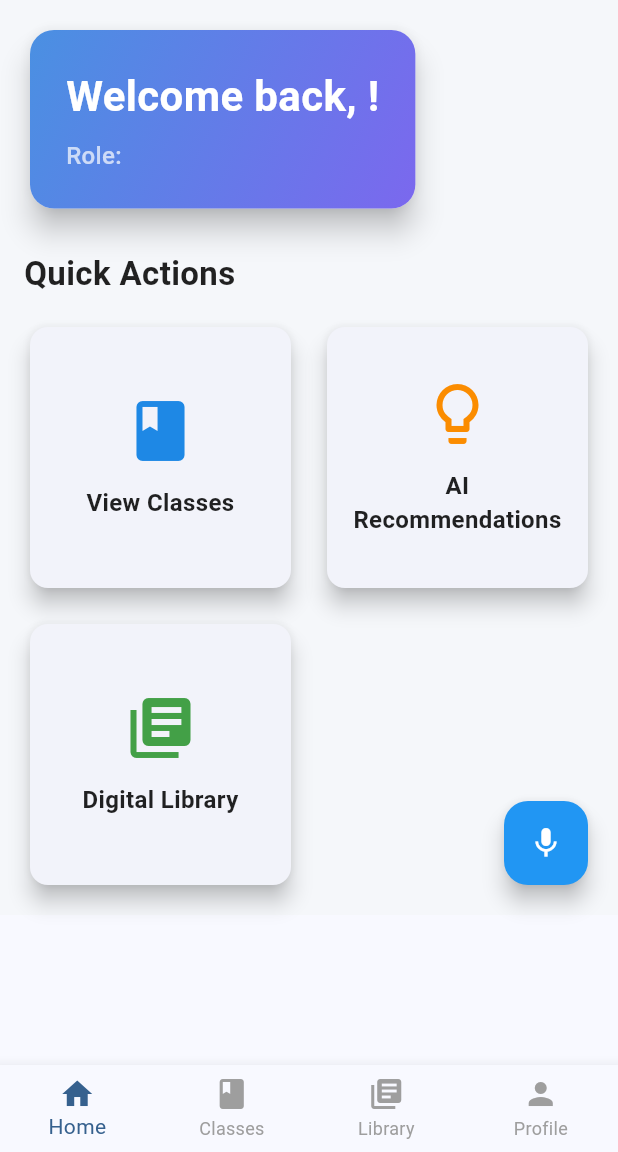
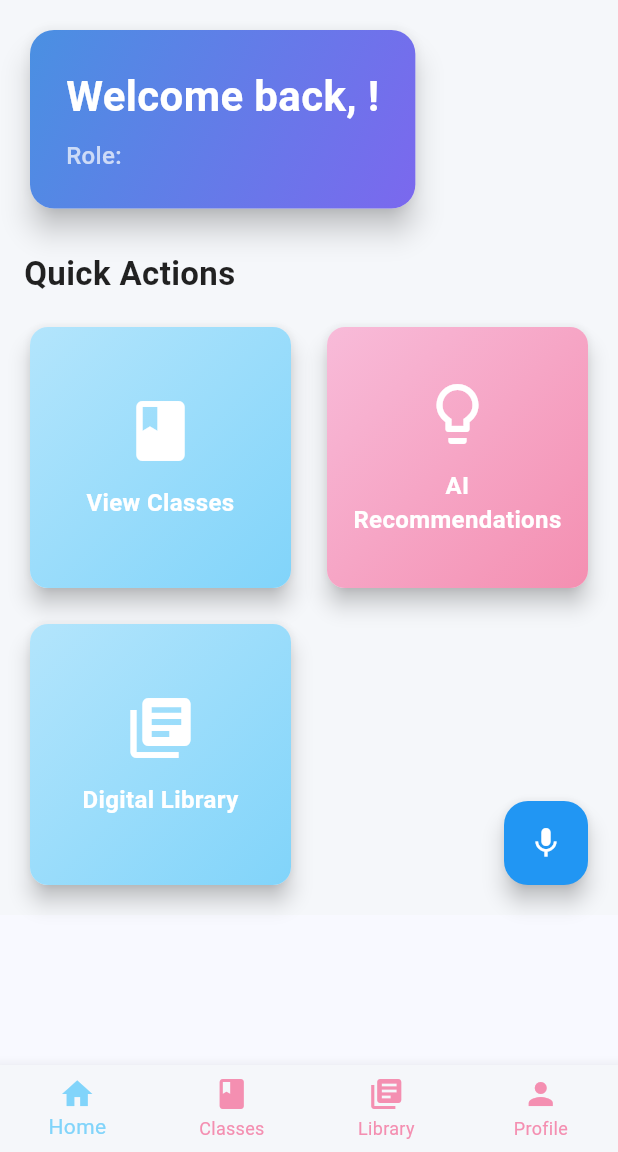
Before and after one commit to Afriyaniwulandari/Smart-Classroom, a Flutter app: the HomeScreen screen opened by its route, on a phone screen of 412 x 824 dp, the part 84-1236 px from its top. Run offline on Flutter 3.47's test engine with Material 3 defaults, Android fonts, the phone set to English and light mode, and no system bars; our stand-ins replace dio, fl_chart, flutter_local_notifications, flutter_tts, image_picker, pdf and 5 more; missing offline and left inert: encrypt, mobile_scanner; accounts and stored records are empty.

Commit message:
nambah warna di navigation

```diff
--- a/lib/screens/home_screen.dart
+++ b/lib/screens/home_screen.dart
@@ -27,6 +27,8 @@ class _HomeScreenState extends State<HomeScreen> {
   static const Color primaryColor = Color(0xFF4A90E2);
   static const Color secondaryColor = Color(0xFF7B68EE);
   static const Color backgroundColor = Color(0xFFF5F7FA);
+  static const List<Color> pastelBlueGradient = [Color(0xFFB3E5FC), Color(0xFF81D4FA)];
+  static const List<Color> pastelPinkGradient = [Color(0xFFF8BBD9), Color(0xFFF48FB1)];
 
   Widget _buildHomeTab() {
     final authProvider = Provider.of<AuthProvider>(context);
@@ -37,7 +39,8 @@ class _HomeScreenState extends State<HomeScreen> {
       {
         'title': 'View Classes',
         'icon': Icons.class_,
-        'color': Colors.blue.shade600,
+        'iconColor': Colors.white,
+        'gradientColors': pastelBlueGradient,
         'onTap': () => Navigator.of(context).push(
           MaterialPageRoute(builder: (_) => const ClassesScreen()),
         ),
@@ -45,7 +48,8 @@ class _HomeScreenState extends State<HomeScreen> {
       {
         'title': 'AI Recommendations',
         'icon': Icons.lightbulb_outline,
-        'color': Colors.orange.shade600,
+        'iconColor': Colors.white,
+        'gradientColors': pastelPinkGradient,
         'onTap': () => Navigator.of(context).push(
           MaterialPageRoute(builder: (_) => const RecommendationsScreen()),
         ),
@@ -53,7 +57,8 @@ class _HomeScreenState extends State<HomeScreen> {
       {
         'title': 'Digital Library',
         'icon': Icons.library_books,
-        'color': Colors.green.shade600,
+        'iconColor': Colors.white,
+        'gradientColors': pastelBlueGradient,
         'onTap': () => Navigator.of(context).push(
           MaterialPageRoute(builder: (_) => const DigitalLibraryScreen()),
         ),
@@ -66,7 +71,8 @@ class _HomeScreenState extends State<HomeScreen> {
         {
           'title': 'My Dashboard',
           'icon': Icons.dashboard,
-          'color': Colors.purple.shade600,
+          'iconColor': Colors.white,
+          'gradientColors': pastelPinkGradient,
           'onTap': () => Navigator.of(context).push(
             MaterialPageRoute(builder: (_) => const StudentDashboardScreen()),
           ),
@@ -74,7 +80,8 @@ class _HomeScreenState extends State<HomeScreen> {
         {
           'title': 'View Attendance',
           'icon': Icons.history,
-          'color': Colors.teal.shade600,
+          'iconColor': Colors.white,
+          'gradientColors': pastelBlueGradient,
           'onTap': () => Navigator.of(context).push(
             MaterialPageRoute(builder: (_) => const AttendanceHistoryScreen()),
           ),
@@ -82,7 +89,8 @@ class _HomeScreenState extends State<HomeScreen> {
         {
           'title': 'Scan QR Code',
           'icon': Icons.qr_code_scanner,
-          'color': Colors.red.shade600,
+          'iconColor': Colors.white,
+          'gradientColors': pastelPinkGradient,
           'onTap': () => Navigator.of(context).push(
             MaterialPageRoute(builder: (_) => const QrScannerScreen()),
           ),
@@ -95,7 +103,8 @@ class _HomeScreenState extends State<HomeScreen> {
       features.add({
         'title': 'Teacher Dashboard',
         'icon': Icons.school,
-        'color': Colors.indigo.shade600,
+        'iconColor': Colors.white,
+        'gradientColors': pastelBlueGradient,
         'onTap': () => Navigator.of(context).push(
           MaterialPageRoute(builder: (_) => const TeacherDashboardScreen()),
         ),
@@ -190,6 +199,14 @@ class _HomeScreenState extends State<HomeScreen> {
         onTap: feature['onTap'],
         borderRadius: BorderRadius.circular(12),
         child: Container(
+          decoration: BoxDecoration(
+            gradient: LinearGradient(
+              colors: feature['gradientColors'],
+              begin: Alignment.topLeft,
+              end: Alignment.bottomRight,
+            ),
+            borderRadius: BorderRadius.circular(12),
+          ),
           padding: const EdgeInsets.all(16),
           child: Column(
             mainAxisAlignment: MainAxisAlignment.center,
@@ -197,7 +214,7 @@ class _HomeScreenState extends State<HomeScreen> {
               Icon(
                 feature['icon'],
                 size: 48,
-                color: feature['color'],
+                color: feature['iconColor'],
               ),
               const SizedBox(height: 12),
               Text(
@@ -205,7 +222,7 @@ class _HomeScreenState extends State<HomeScreen> {
                 style: const TextStyle(
                   fontSize: 16,
                   fontWeight: FontWeight.w600,
-                  color: Colors.black87,
+                  color: Colors.white,
                 ),
                 textAlign: TextAlign.center,
               ),
@@ -303,8 +320,9 @@ class _HomeScreenState extends State<HomeScreen> {
         ),
       ],
       type: BottomNavigationBarType.fixed,
-      selectedItemColor: Theme.of(context).primaryColor,
-      unselectedItemColor: Colors.grey,
+      selectedItemColor: const Color(0xFF81D4FA), // Pastel blue
+      unselectedItemColor: const Color(0xFFF48FB1), // Pastel pink
+      backgroundColor: const Color(0xFFF5F7FA), // Light background for enhanced appeal
     );
   }
 
```
